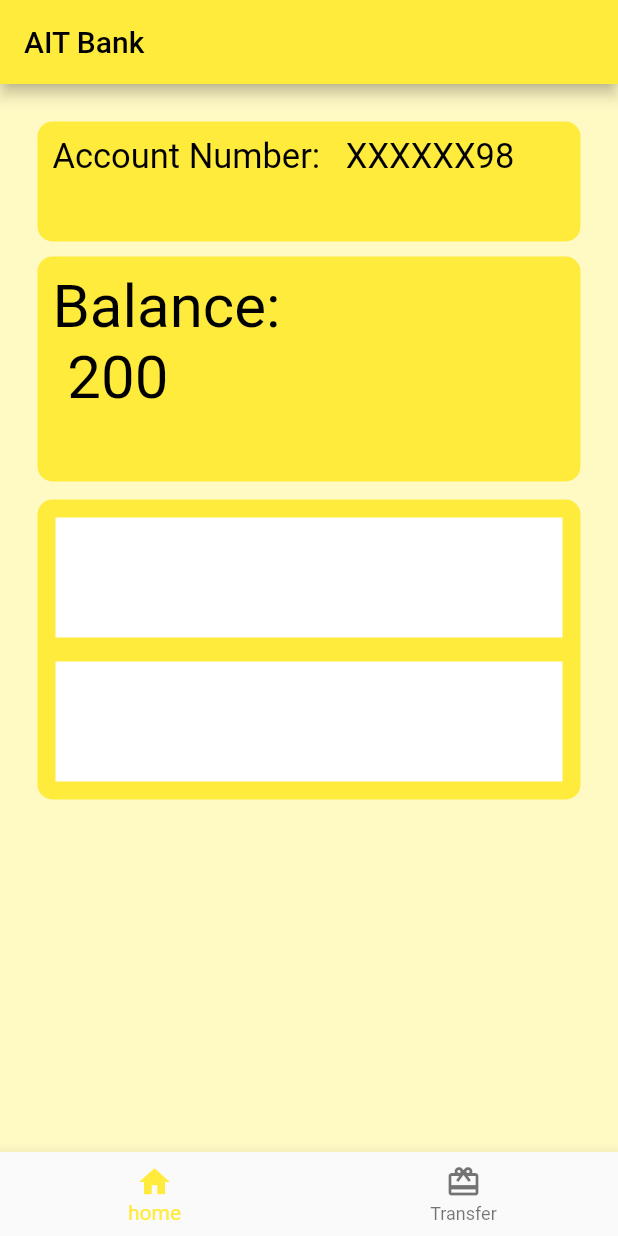
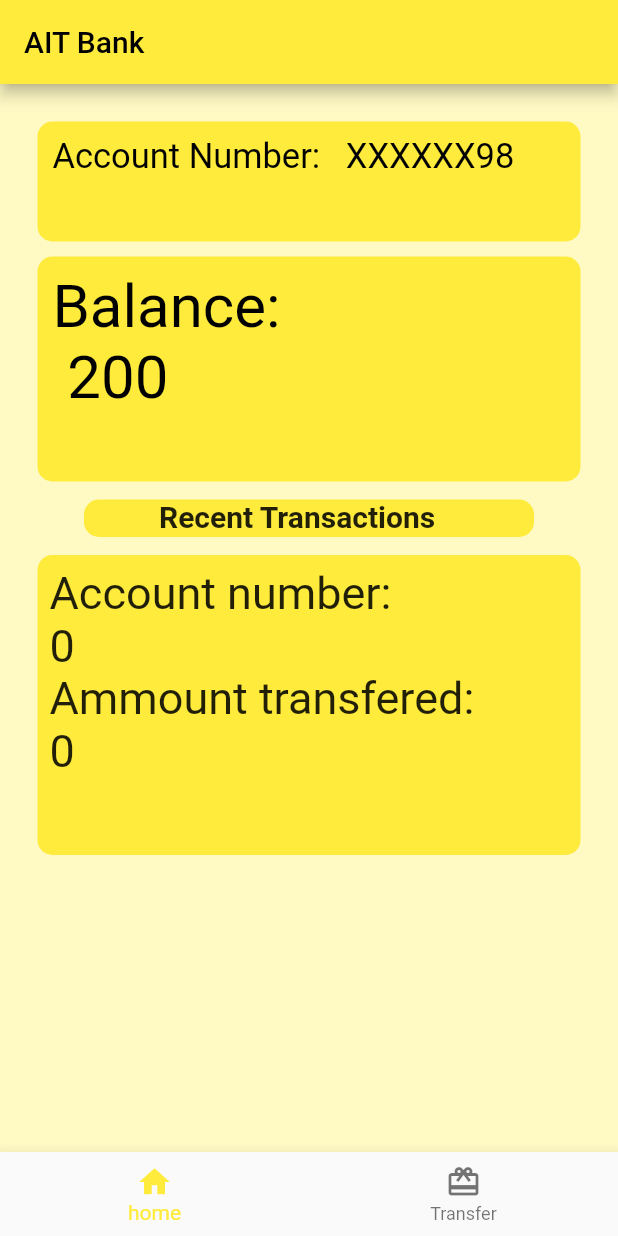
Before and after one commit to AnneRoki/OOPFfutter, a Flutter app: the screen it shows after launch, on a phone screen of 412 x 824 dp. Run offline on Flutter 3.47's test engine with Material 2 defaults, Android fonts, the phone set to English and light mode, and no system bars.

Commit message:
Update dashboard.dart

```diff
--- a/lib/dashboard.dart
+++ b/lib/dashboard.dart
@@ -51,27 +51,36 @@ class _DashboardState extends State<Dashboard> {
               ),
             ),
             Padding(padding: EdgeInsets.all(6)),
+            Center(
+              child: Container(
+                  height: 25,
+                  width: 300,
+                  decoration: BoxDecoration(
+                      color: Colors.yellow,
+                      borderRadius: BorderRadius.all(Radius.circular(10))),
+                  child: Padding(
+                    padding: EdgeInsets.symmetric(
+                      horizontal: 50,
+                    ),
+                    child: Text(
+                      'Recent Transactions',
+                      style:
+                          TextStyle(fontSize: 20, fontWeight: FontWeight.bold),
+                    ),
+                  )),
+            ),
+            Padding(padding: EdgeInsets.all(6)),
             Container(
               height: 200,
               width: 700,
               decoration: BoxDecoration(
                   color: Colors.yellow,
                   borderRadius: BorderRadius.all(Radius.circular(10))),
-              child: ListView(
-                padding: const EdgeInsets.all(12),
-                children: <Widget>[
-                  Container(
-                    height: 80,
-                    width: 50,
-                    color: Colors.white,
-                  ),
-                  Padding(padding: EdgeInsets.all(8)),
-                  Container(
-                    height: 80,
-                    width: 50,
-                    color: Colors.white,
-                  ),
-                ],
+              child: Padding(
+                padding: const EdgeInsets.all(8.0),
+                child: Text(
+                    'Account number:\n$acnum\nAmmount transfered: \n$getvalue',
+                    style: TextStyle(fontSize: 30)),
               ),
             ),
           ],
```
